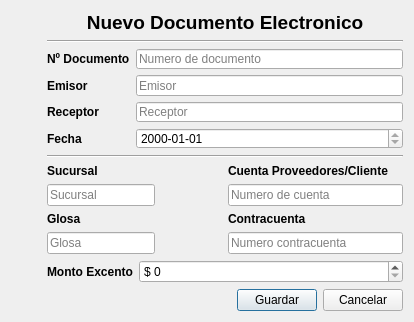
Qt form GUI/nuevoDocumentoDialog.ui (firenessmax/bte001) before a commit.
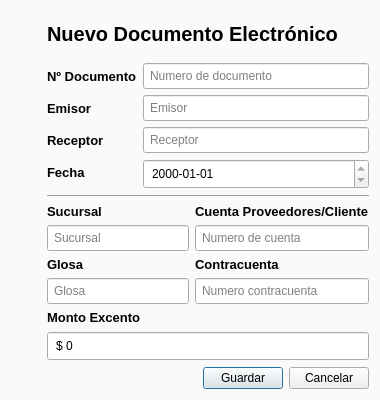
The same form after that commit. Icons and pictures are not drawn.

Commit message: cambios en document Dialog

Patch:
```diff
--- a/GUI/nuevoDocumentoDialog.ui
+++ b/GUI/nuevoDocumentoDialog.ui
@@ -9,20 +9,20 @@
    <rect>
     <x>0</x>
     <y>0</y>
-    <width>414</width>
-    <height>322</height>
+    <width>380</width>
+    <height>400</height>
    </rect>
   </property>
   <property name="sizePolicy">
    <sizepolicy hsizetype="Fixed" vsizetype="Fixed">
-    <horstretch>0</horstretch>
+    <horstretch>2</horstretch>
     <verstretch>0</verstretch>
    </sizepolicy>
   </property>
   <property name="minimumSize">
    <size>
-    <width>414</width>
-    <height>277</height>
+    <width>380</width>
+    <height>400</height>
    </size>
   </property>
   <property name="maximumSize">
@@ -38,6 +38,14 @@
    <iconset resource="images/images.qrc">
     <normaloff>:/newPrefix/document.png</normaloff>:/newPrefix/document.png</iconset>
   </property>
+  <property name="styleSheet">
+   <string notr="true">QDialog{
+	background:#fafafa
+}
+QLineEdit,QDateEdit,QDoubleSpinBox{
+	padding:4px
+}</string>
+  </property>
   <layout class="QGridLayout" name="gridLayout">
    <item row="2" column="8">
     <layout class="QHBoxLayout" name="horizontalLayout_2">
@@ -90,6 +98,11 @@
      </item>
      <item>
       <spacer name="verticalSpacer">
+       <property name="font">
+        <font>
+         <family>Arial</family>
+        </font>
+       </property>
        <property name="orientation">
         <enum>Qt::Vertical</enum>
        </property>
@@ -112,28 +125,14 @@
       <widget class="QLabel" name="labelTitulo">
        <property name="font">
         <font>
-         <pointsize>14</pointsize>
+         <family>Segoe UI</family>
+         <pointsize>15</pointsize>
          <weight>75</weight>
-         <italic>false</italic>
          <bold>true</bold>
-         <strikeout>false</strikeout>
         </font>
        </property>
-       <property name="styleSheet">
-        <string notr="true"/>
-       </property>
        <property name="text">
-        <string>Nuevo Documento Electronico</string>
-       </property>
-       <property name="alignment">
-        <set>Qt::AlignCenter</set>
-       </property>
-      </widget>
-     </item>
-     <item>
-      <widget class="Line" name="line_2">
-       <property name="orientation">
-        <enum>Qt::Horizontal</enum>
+        <string>Nuevo Documento Electrónico</string>
        </property>
       </widget>
      </item>
@@ -142,10 +141,12 @@
        <property name="fieldGrowthPolicy">
         <enum>QFormLayout::AllNonFixedFieldsGrow</enum>
        </property>
-       <item row="0" column="0">
+       <item row="1" column="0">
         <widget class="QLabel" name="nDocumentoLabel">
          <property name="font">
           <font>
+           <family>Segoe UI</family>
+           <pointsize>10</pointsize>
            <weight>75</weight>
            <bold>true</bold>
           </font>
@@ -155,8 +156,14 @@
          </property>
         </widget>
        </item>
-       <item row="0" column="1">
+       <item row="1" column="1">
         <widget class="QLineEdit" name="nDocumentoLineEdit">
+         <property name="font">
+          <font>
+           <family>Segoe UI</family>
+           <pointsize>9</pointsize>
+          </font>
+         </property>
          <property name="readOnly">
           <bool>true</bool>
          </property>
@@ -165,10 +172,12 @@
          </property>
         </widget>
        </item>
-       <item row="1" column="0">
+       <item row="2" column="0">
         <widget class="QLabel" name="emisorLabel">
          <property name="font">
           <font>
+           <family>Segoe UI</family>
+           <pointsize>10</pointsize>
            <weight>75</weight>
            <bold>true</bold>
           </font>
@@ -178,8 +187,14 @@
          </property>
         </widget>
        </item>
-       <item row="1" column="1">
+       <item row="2" column="1">
         <widget class="QLineEdit" name="emisorLineEdit">
+         <property name="font">
+          <font>
+           <family>Segoe UI</family>
+           <pointsize>9</pointsize>
+          </font>
+         </property>
          <property name="inputMask">
           <string/>
          </property>
@@ -194,10 +209,12 @@
          </property>
         </widget>
        </item>
-       <item row="2" column="0">
+       <item row="3" column="0">
         <widget class="QLabel" name="receptorLabel">
          <property name="font">
           <font>
+           <family>Segoe UI</family>
+           <pointsize>10</pointsize>
            <weight>75</weight>
            <bold>true</bold>
           </font>
@@ -207,8 +224,14 @@
          </property>
         </widget>
        </item>
-       <item row="2" column="1">
+       <item row="3" column="1">
         <widget class="QLineEdit" name="receptorLineEdit">
+         <property name="font">
+          <font>
+           <family>Segoe UI</family>
+           <pointsize>9</pointsize>
+          </font>
+         </property>
          <property name="readOnly">
           <bool>true</bool>
          </property>
@@ -217,10 +240,12 @@
          </property>
         </widget>
        </item>
-       <item row="3" column="0">
+       <item row="4" column="0">
         <widget class="QLabel" name="fechaLabel">
          <property name="font">
           <font>
+           <family>Segoe UI</family>
+           <pointsize>10</pointsize>
            <weight>75</weight>
            <bold>true</bold>
           </font>
@@ -230,8 +255,13 @@
          </property>
         </widget>
        </item>
-       <item row="3" column="1">
+       <item row="4" column="1">
         <widget class="QDateEdit" name="fechaDateEdit">
+         <property name="font">
+          <font>
+           <family>Segoe UI</family>
+          </font>
+         </property>
          <property name="readOnly">
           <bool>true</bool>
          </property>
@@ -244,6 +274,11 @@
      </item>
      <item>
       <widget class="Line" name="line">
+       <property name="font">
+        <font>
+         <family>Segoe UI</family>
+        </font>
+       </property>
        <property name="orientation">
         <enum>Qt::Horizontal</enum>
        </property>
@@ -260,6 +295,8 @@
           <widget class="QLabel" name="sucursalLabel">
            <property name="font">
             <font>
+             <family>Segoe UI</family>
+             <pointsize>10</pointsize>
              <weight>75</weight>
              <bold>true</bold>
             </font>
@@ -269,17 +306,12 @@
            </property>
           </widget>
          </item>
-         <item row="1" column="0">
-          <widget class="QLineEdit" name="sucursalLineEdit">
-           <property name="placeholderText">
-            <string>Sucursal</string>
-           </property>
-          </widget>
-         </item>
          <item row="2" column="0">
           <widget class="QLabel" name="glosaLabel">
            <property name="font">
             <font>
+             <family>Segoe UI</family>
+             <pointsize>10</pointsize>
              <weight>75</weight>
              <bold>true</bold>
             </font>
@@ -289,8 +321,27 @@
            </property>
           </widget>
          </item>
-         <item row="3" column="0">
+         <item row="1" column="0" colspan="2">
+          <widget class="QLineEdit" name="sucursalLineEdit">
+           <property name="font">
+            <font>
+             <family>Segoe UI</family>
+             <pointsize>9</pointsize>
+            </font>
+           </property>
+           <property name="placeholderText">
+            <string>Sucursal</string>
+           </property>
+          </widget>
+         </item>
+         <item row="3" column="0" colspan="2">
           <widget class="QLineEdit" name="glosaLineEdit">
+           <property name="font">
+            <font>
+             <family>Segoe UI</family>
+             <pointsize>9</pointsize>
+            </font>
+           </property>
            <property name="placeholderText">
             <string>Glosa</string>
            </property>
@@ -307,6 +358,8 @@
           <widget class="QLabel" name="cuentaProveedoresClienteLabel">
            <property name="font">
             <font>
+             <family>Segoe UI</family>
+             <pointsize>10</pointsize>
              <weight>75</weight>
              <bold>true</bold>
             </font>
@@ -318,6 +371,12 @@
          </item>
          <item row="1" column="0" colspan="2">
           <widget class="QLineEdit" name="cuentaProveedoresClienteLineEdit">
+           <property name="font">
+            <font>
+             <family>Segoe UI</family>
+             <pointsize>9</pointsize>
+            </font>
+           </property>
            <property name="placeholderText">
             <string>Numero de cuenta</string>
            </property>
@@ -327,6 +386,8 @@
           <widget class="QLabel" name="contracuentaLabel">
            <property name="font">
             <font>
+             <family>Segoe UI</family>
+             <pointsize>10</pointsize>
              <weight>75</weight>
              <bold>true</bold>
             </font>
@@ -338,6 +399,12 @@
          </item>
          <item row="3" column="0" colspan="2">
           <widget class="QLineEdit" name="contracuentaLineEdit">
+           <property name="font">
+            <font>
+             <family>Segoe UI</family>
+             <pointsize>9</pointsize>
+            </font>
+           </property>
            <property name="placeholderText">
             <string>Numero contracuenta</string>
            </property>
@@ -356,6 +423,8 @@
         <widget class="QLabel" name="montoExcentoLabel">
          <property name="font">
           <font>
+           <family>Segoe UI</family>
+           <pointsize>10</pointsize>
            <weight>75</weight>
            <bold>true</bold>
           </font>
@@ -365,8 +434,17 @@
          </property>
         </widget>
        </item>
-       <item row="0" column="1">
+       <item row="1" column="0" colspan="2">
         <widget class="QDoubleSpinBox" name="montoExcentoSpinBox">
+         <property name="font">
+          <font>
+           <family>Segoe UI</family>
+           <pointsize>9</pointsize>
+          </font>
+         </property>
+         <property name="buttonSymbols">
+          <enum>QAbstractSpinBox::NoButtons</enum>
+         </property>
          <property name="prefix">
           <string>$ </string>
          </property>
```
Left out of the diff: 13 changed lines with no effect on the pictures. The commit also changes 1 other file.
